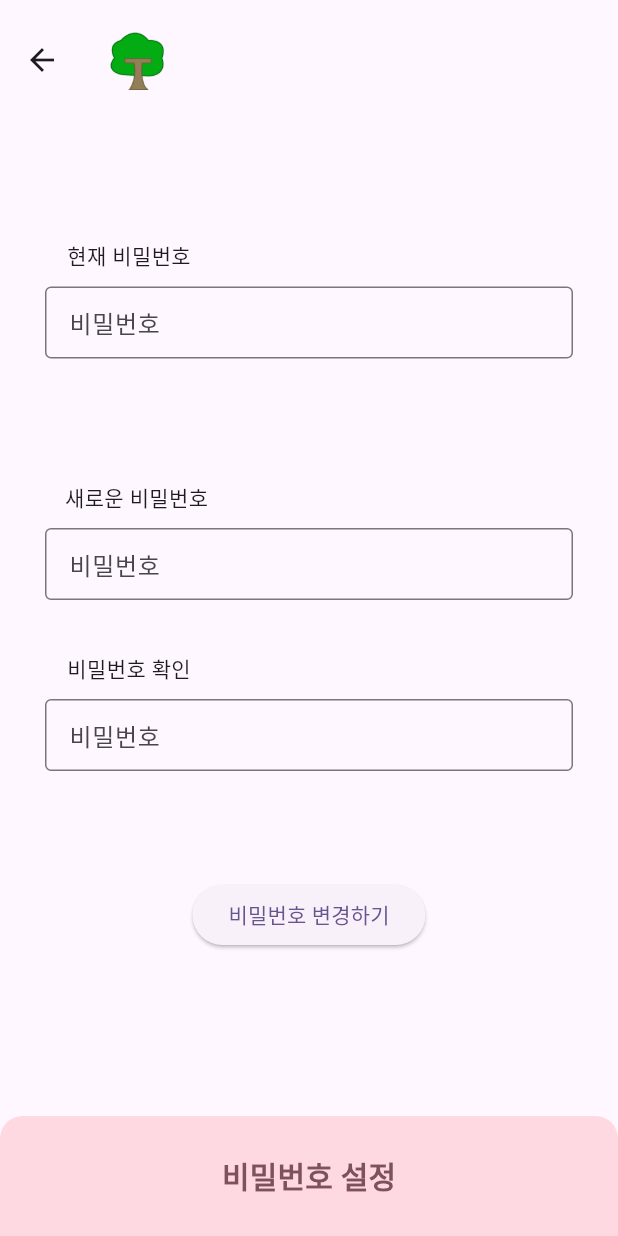
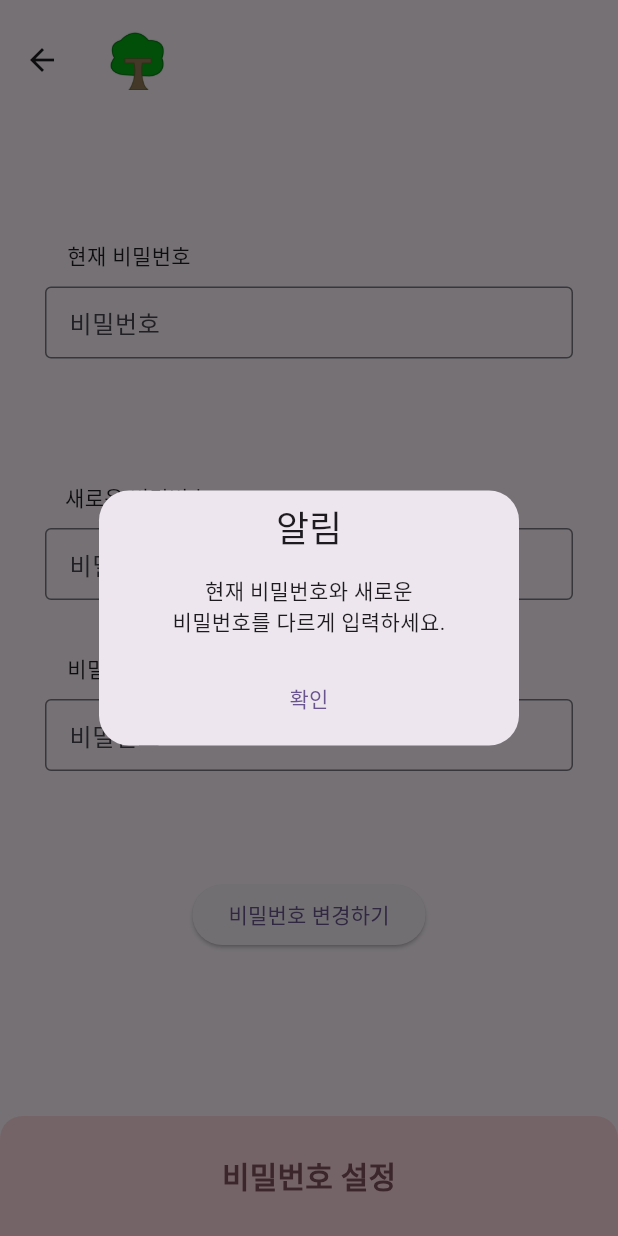
Before and after one commit to likewoody/Tree, a Flutter app: the SetPassword screen opened directly, after a tap on "비밀번호 변경하기", on a phone screen of 412 x 824 dp. Run offline on Flutter 3.47's test engine with Material 3 defaults, Android fonts, the light colour scheme and no system bars; our stand-ins replace get, get_storage, sqflite; accounts and stored records are empty.

Commit message:
password 변경 완료 및 회원탈퇴 process

```diff
--- a/tree/lib/model/login/user.dart
+++ b/tree/lib/model/login/user.dart
@@ -1,15 +1,18 @@
 class User{
   int? id;
   String email, password;
+  int? active_state;
 
   User({
     this.id,
+    this.active_state,
     required this.email,
-    required this.password
+    required this.password,
   });
 
   User.fromMap(Map<String, dynamic> res)
     : id = res['id'],
       email = res['email'],
-      password = res['password'];
+      password = res['password'],
+      active_state = res['active_state'];
 }
--- a/tree/lib/view/login/changePw.dart
+++ b/tree/lib/view/login/changePw.dart
@@ -1,7 +1,7 @@
 import 'package:flutter/material.dart';
 import 'package:get/get.dart';
 import 'package:td_app/model/login/checkValidate.dart';
-import 'package:td_app/vm/vm_get_login.dart';
+import 'package:td_app/vm/vm_get_handler.dart';
 
 class ChangePw extends StatelessWidget {
   ChangePw({super.key});
@@ -52,8 +52,8 @@ class ChangePw extends StatelessWidget {
   Widget bodyView(){
     return SingleChildScrollView(
       scrollDirection: Axis.vertical,
-      child: GetBuilder<VMGetXLogin>(
-        init: VMGetXLogin(),
+      child: GetBuilder<VMGetHandler>(
+        init: VMGetHandler(),
         builder: (controller) {
           return Column(
             mainAxisAlignment: MainAxisAlignment.center,
--- a/tree/lib/view/login/findPw.dart
+++ b/tree/lib/view/login/findPw.dart
@@ -2,7 +2,7 @@ import 'package:flutter/material.dart';
 import 'package:get/get.dart';
 import 'package:td_app/model/login/checkValidate.dart';
 import 'package:td_app/view/login/changePw.dart';
-import 'package:td_app/vm/vm_get_login.dart';
+import 'package:td_app/vm/vm_get_handler.dart';
 
 
 class FindPassword extends StatelessWidget {
@@ -56,8 +56,8 @@ class FindPassword extends StatelessWidget {
 
   // ---- View ----
   Widget bodyView(){
-    return GetBuilder<VMGetXLogin>(
-      init: VMGetXLogin(),
+    return GetBuilder<VMGetHandler>(
+      init: VMGetHandler(),
       builder: (controller) {
         return Column(
           mainAxisAlignment: MainAxisAlignment.center,
--- a/tree/lib/view/login/register.dart
+++ b/tree/lib/view/login/register.dart
@@ -1,7 +1,7 @@
 import 'package:flutter/material.dart';
 import 'package:get/get.dart';
 import 'package:td_app/model/login/checkValidate.dart';
-import 'package:td_app/vm/vm_get_login.dart';
+import 'package:td_app/vm/vm_get_handler.dart';
 
 class Register extends StatefulWidget {
   const Register({super.key});
@@ -26,7 +26,7 @@ class _RegisterState extends State<Register> {
   // email 인증이 끝나면 중복확인 버튼 비활성화
   late bool _isEmailDuplicated;
   // 상태관리용
-  late VMGetXLogin controller;
+  late VMGetHandler controller;
   // 정규성 체크 후 중복 확인 클릭
   late bool _duplicatedAlert;
 
@@ -44,7 +44,7 @@ class _RegisterState extends State<Register> {
     _pwFocus2 = FocusNode();
     _showPasswordTextField = false;
     // textFieldList = [firstTextField()];
-    controller = VMGetXLogin();
+    controller = VMGetHandler();
     _isEmailDuplicated = false;
     _duplicatedAlert = false;
   }
--- a/tree/lib/view/setting/setting_password.dart
+++ b/tree/lib/view/setting/setting_password.dart
@@ -1,6 +1,9 @@
 import 'package:flutter/material.dart';
+import 'package:get/get.dart';
+import 'package:get_storage/get_storage.dart';
 import 'package:td_app/model/login/checkValidate.dart';
 import 'package:td_app/view/common/appbar.dart';
+import 'package:td_app/vm/vm_get_handler.dart';
 
 class SetPassword extends StatefulWidget {
   const SetPassword({super.key});
@@ -18,11 +21,66 @@ class _SetPasswordState extends State<SetPassword> {
   final FocusNode _pwFocus1 = FocusNode();
   final FocusNode _pwFocus2 = FocusNode();
   final FocusNode _pwFocus3 = FocusNode();
-  // var provider;
-  String _userEmail = '';
-  // bool _apiUser = false;
   // 비밀번호 키 때문에
   GlobalKey<FormState> _formKey = GlobalKey<FormState>();
+
+
+
+  // ---- Function ----
+  changedPassword(VMGetHandler controller) async{
+    final box = GetStorage();
+    final userInfo = box.read("userInfo");
+
+    if (_pwCon1.text == _pwCon3.text){
+      alertMessage("현재 비밀번호와 새로운 \n비밀번호를 다르게 입력하세요.", 1);
+    }else if (_pwCon1.text == userInfo["password"] && _pwCon2.text == _pwCon3.text) {
+      // VM에 새로운 비밀번호 알려주기 넣어주기
+      controller.password = _pwCon3.text;
+
+      // 먼저 실행함으로써 밑에 changePassword 함수에 인자를 안주고 storedbox 안에서 정보를 준다.
+      await controller.changedStoredBox(userInfo);
+      // print("check passwor ${userInfo["password"]}");
+      // print("check passwor 2${controller.password}");
+      await controller.changePassword();
+
+      alertMessage("비밀번호가 변경 되었습니다.", 2);
+    }else{
+      alertMessage("비밀번호를 확인 해주세요.", 1);
+    }
+  }
+
+  // ---- Alert ----
+  alertMessage(String text, int cnt){
+    // cnt는 Get.back()이 몇번 실행되야 하는지
+    switch (cnt) {
+      case 1:
+        Get.defaultDialog(
+          title: "알림",
+          middleText: text,
+          actions: [
+            TextButton(
+              onPressed: () => Get.back(),
+              child: const Text("확인")
+            ),
+          ]
+        );
+      case 2:
+        Get.defaultDialog(
+          title: "알림",
+          middleText: text,
+          actions: [
+            TextButton(
+              onPressed: () {
+                Get.back();
+                Get.back();
+              },
+              child: const Text("확인")
+            ),
+          ]
+        );
+    }
+  }
+
 
 
   // ---- View 1 ----
@@ -39,14 +97,11 @@ class _SetPasswordState extends State<SetPassword> {
         borderRadius: const BorderRadius.only(topLeft: Radius.circular(15), topRight: Radius.circular(15))
       ),
       height: 80,
-      child: TextButton(
+      child: GetBuilder<VMGetHandler>(
+        builder: (controller) {
+          return TextButton(
             onPressed: () {
-            // if(_apiUser ) {
-            //   provider.showWarnSanckBar();
-            // } else{
-            //   provider.formKey.currentState!.validate();
-            //   _clickButton();
-            // }
+                changedPassword(controller);
             },
             child: Text(
               '비밀번호 설정',
@@ -56,6 +111,8 @@ class _SetPasswordState extends State<SetPassword> {
                 color: Theme.of(context).colorScheme.tertiary
                 ),
               ),
+            );
+          },
         ),
       ),
     );
@@ -100,15 +157,15 @@ class _SetPasswordState extends State<SetPassword> {
               child: Column(
                 children: [
                   _thirdBodyView(),
-                  ElevatedButton(
+                  GetBuilder<VMGetHandler>(
+                    init: VMGetHandler(),
+                    builder: (controller) {
+                      return ElevatedButton(
                       child: const Text('비밀번호 변경하기'),
                         onPressed: (){
-                      // if(apiUser ) {
-                      //   provider.showWarnSanckBar();
-                      // } else{
-                      //   provider.formKey.currentState!.validate();
-                      //   _clickButton();
-                      // }
+                          changedPassword(controller);
+                        },
+                      );
                     },
                   ),
                 ],
@@ -217,22 +274,6 @@ class _SetPasswordState extends State<SetPassword> {
       );
   }
 
-
-  _clickButton(){
-    // provider.inputCurrentPassword = pwCon1.text;
-    // provider.fNewPassword = pwCon2.text;
-    // provider.sNewPassword =  pwCon3.text;
-    // print('pwCon1.text : ${pwCon1.text}');
-    // print('pwCon2.text : ${pwCon2.text}');
-    // print('pwCon3.text : ${pwCon3.text}');
-    // provider.curPasswordCheck();
-    // if(provider.changePassword()){
-    //   provider.showSuccessfulAlert();
-    // };
-  }
-
-
-
   @override
   Widget build(BuildContext context) {
     return Scaffold(
```
Also changed, not shown: tree/lib/view/login/login.dart (+10 -12 lines), tree/lib/view/tabbar/postPage.dart (+5 -2 lines), tree/lib/view/tabbar/settingPage.dart (+19 -14 lines), tree/lib/vm/database_handler.dart (+3 -12 lines), tree/lib/vm/vm_get_handler.dart (added, +113 -0 lines), tree/lib/vm/vm_get_login.dart (deleted, +0 -56 lines). Lines whose indentation alone changed are shown as unchanged.
